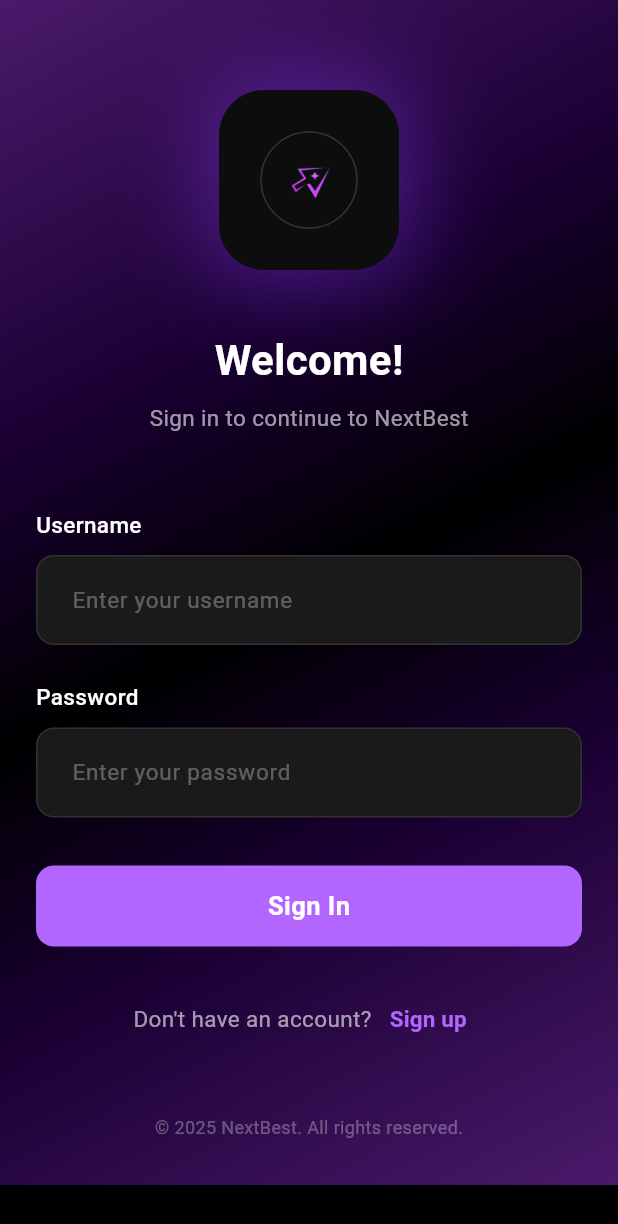
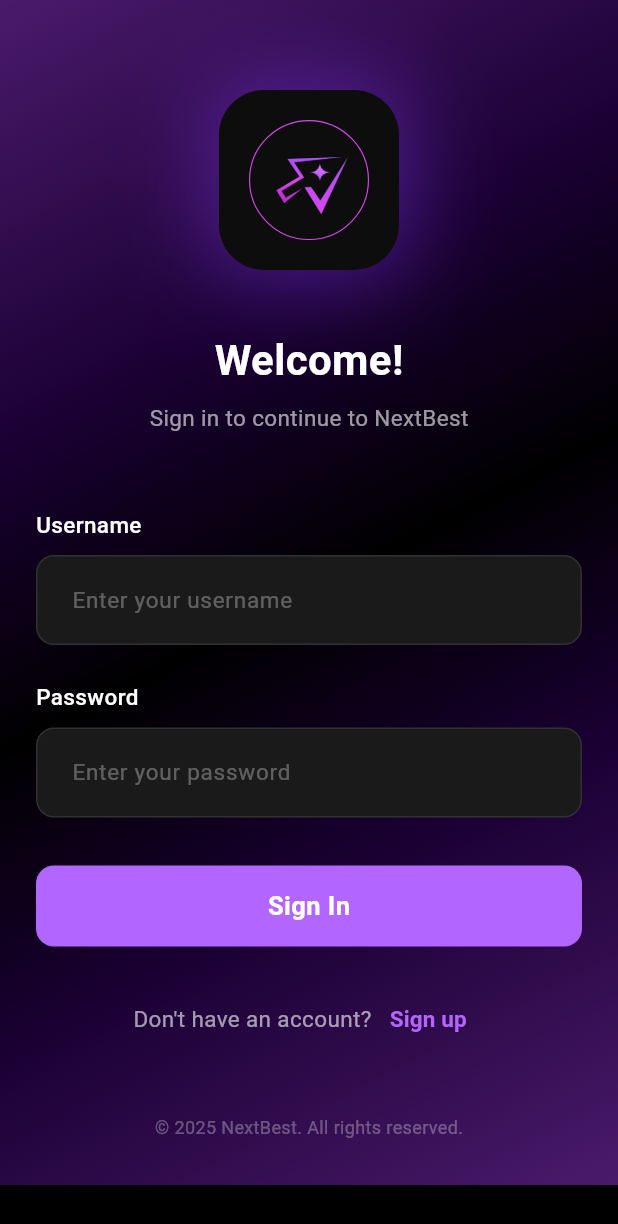
Before and after one commit to angelicav-v/NextBest, a Flutter app: the screen it shows after launch, on a phone screen of 412 x 824 dp. Shown: the top 1224 px of the screen. Run offline on Flutter 3.47's test engine with Material 3 defaults, Android fonts, the phone set to English and light mode, and no system bars; Roboto replaces fonts that are missing (SF Pro).

Commit message:
- adjusted logo size - adjusted circle color and width

```diff
--- a/App/lib/screens/login_screen.dart
+++ b/App/lib/screens/login_screen.dart
@@ -58,20 +58,20 @@ class _LoginScreenState extends State<LoginScreen> {
                     ),
                     child: Center(
                       child: Container(
-                        width: 65,
-                        height: 65,
+                        width: 80,
+                        height: 80,
                         decoration: BoxDecoration(
                           shape: BoxShape.circle,
                           border: Border.all(
-                            color: const Color(0xFF333333),
-                            width: 1,
+                            color: const Color(0xFFD946EF),
+                            width: 0.75,
                           ),
                         ),
                         child: Center(
                           child: Image.asset(
                             'assets/images/nextbest_logo.png',
-                            width: 40,
-                            height: 40,
+                            width: 75,
+                            height: 75,
                           ),
                         ),
                       ),
```
Also changed, not shown: App/lib/screens/loading_screen.dart (+4 -4 lines).
